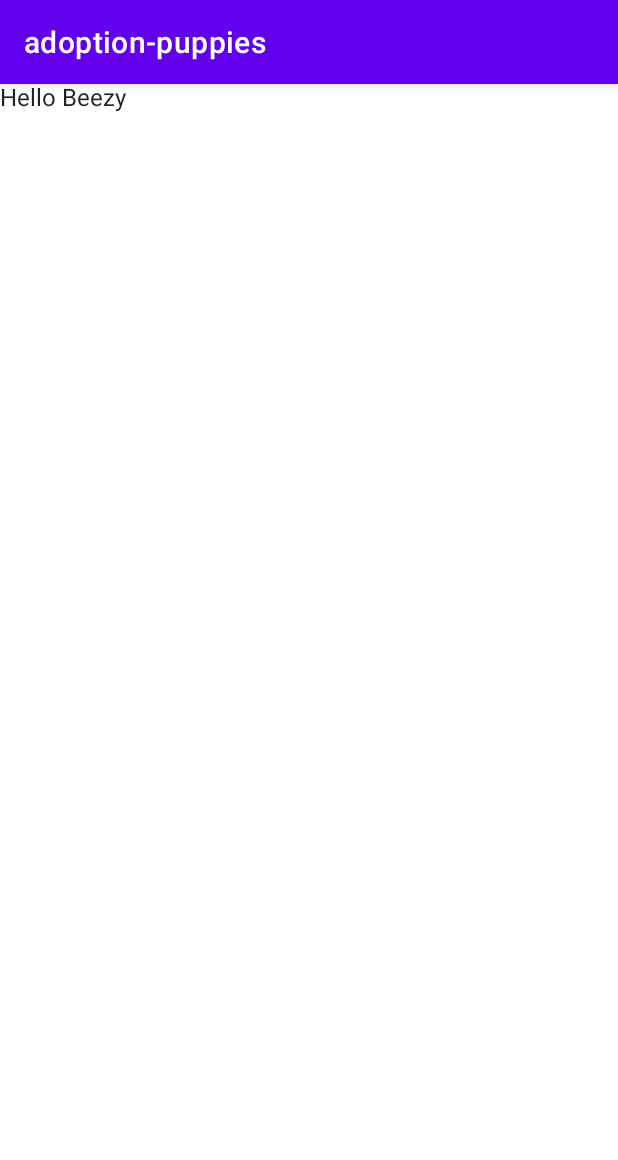
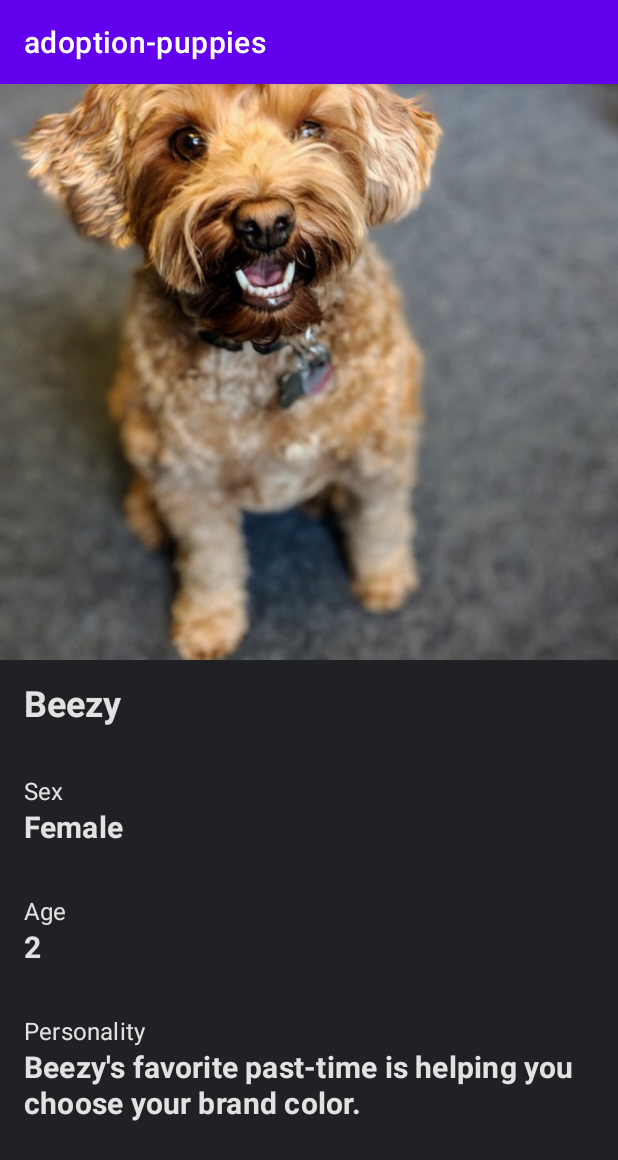
Before and after one commit to LeeYoonSam/compose-adoption-puppies, an Android app built with Jetpack Compose: the screen it shows after launch (ProfileActivity), after a tap on "Beezy", on a phone screen of 412 x 824 dp. Shown: the top 1160 px of the screen. Run offline under Robolectric (Android 15) with nearby library versions, the phone set to English and light mode, and no system bars.

Commit message:
Add Puppies detail views

```diff
--- a/app/src/main/java/com/ys/DataProvider.kt
+++ b/app/src/main/java/com/ys/DataProvider.kt
@@ -6,72 +6,96 @@ object DataProvider {
         Puppy(
             id = 1,
             title = "Monty",
+            sex = "Female",
+            age = 1,
             description = "Monty enjoys chicken treats and cuddling while watching Seinfeld.",
             puppyImageId = R.drawable.p1
         ),
         Puppy(
             id = 2,
             title = "Jubilee",
+            sex = "Female",
+            age = 3,
             description = "Jubilee enjoys thoughtful discussions by the campfire.",
             puppyImageId = R.drawable.p2
         ),
         Puppy(
             id = 3,
             title = "Beezy",
+            sex = "Female",
+            age = 2,
             description = "Beezy's favorite past-time is helping you choose your brand color.",
             puppyImageId = R.drawable.p3
         ),
         Puppy(
             id = 4,
             title = "Mochi",
+            sex = "Female",
+            age = 2,
             description = "Mochi is the perfect \"rubbery ducky\" debugging pup, always listening.",
             puppyImageId = R.drawable.p4
         ),
         Puppy(
             id = 5,
             title = "Brewery",
+            sex = "Female",
+            age = 5,
             description = "Brewery loves fetching you your favorite homebrew.",
             puppyImageId = R.drawable.p5
         ),
         Puppy(
             id = 6,
             title = "Lucy",
+            sex = "Male",
+            age = 2,
             description = "Picture yourself in a boat on a river, Lucy is a pup with kaleidoscope eyes.",
             puppyImageId = R.drawable.p6
         ),
         Puppy(
             id = 7,
             title = "Astro",
+            sex = "Male",
+            age = 7,
             description = "Is it a bird? A plane? No, it's Astro blasting off into your heart!",
             puppyImageId = R.drawable.p7
         ),
         Puppy(
             id = 8,
             title = "Boo",
+            sex = "Male",
+            age = 15,
             description = "Boo is just a teddy bear in disguise. What he lacks in grace, he makes up in charm.",
             puppyImageId = R.drawable.p8
         ),
         Puppy(
             id = 9,
             title = "Pippa",
+            sex = "Male",
+            age = 10,
             description = "Pippa likes to look out the window and write pup-poetry.",
             puppyImageId = R.drawable.p9
         ),
         Puppy(
             id = 10,
             title = "Coco",
+            sex = "Male",
+            age = 8,
             description = "Coco enjoys getting pampered at the local puppy spa.",
             puppyImageId = R.drawable.p10
         ),
         Puppy(
             id = 11,
             title = "Brody",
+            sex = "Male",
+            age = 2,
             description = "Brody is a good boy, waiting for your next command.",
             puppyImageId = R.drawable.p11
         ),
         Puppy(
             id = 12,
             title = "Stella",
+            sex = "Male",
+            age = 1,
             description = "Stella! Calm and always up for a challenge, she's the perfect companion.",
             puppyImageId = R.drawable.p12
         ),
--- a/app/src/main/java/com/ys/ProfileActivity.kt
+++ b/app/src/main/java/com/ys/ProfileActivity.kt
@@ -18,7 +18,7 @@ class ProfileActivity : AppCompatActivity() {
 
         setContent {
             AdoptionpuppiesTheme {
-                Text(text = "Hello ${puppy.title}")
+                ProfileScreen(puppy = puppy)
             }
         }
     }
--- /dev/null
+++ b/app/src/main/java/com/ys/ProfileScreen.kt
@@ -0,0 +1,108 @@
+package com.ys
+
+import androidx.compose.foundation.Image
+import androidx.compose.foundation.layout.*
+import androidx.compose.foundation.rememberScrollState
+import androidx.compose.foundation.verticalScroll
+import androidx.compose.material.MaterialTheme
+import androidx.compose.material.Surface
+import androidx.compose.material.Text
+import androidx.compose.runtime.Composable
+import androidx.compose.ui.Modifier
+import androidx.compose.ui.layout.ContentScale
+import androidx.compose.ui.res.painterResource
+import androidx.compose.ui.res.stringResource
+import androidx.compose.ui.text.font.FontWeight
+import androidx.compose.ui.unit.Dp
+import androidx.compose.ui.unit.dp
+
+@Composable
+fun ProfileScreen(puppy: Puppy) {
+    val scrollState = rememberScrollState()
+
+    Column(modifier = Modifier.fillMaxSize()) {
+        BoxWithConstraints {
+            Surface {
+                Column(
+                    modifier = Modifier
+                        .fillMaxSize()
+                        .verticalScroll(scrollState)
+                ) {
+                    ProfileHeader(
+                        puppy = puppy,
+                        containerHeight = this@BoxWithConstraints.maxHeight
+                    )
+
+                    ProfileContent(
+                        puppy = puppy,
+                        containerHeight = this@BoxWithConstraints.maxHeight
+                    )
+                }
+            }
+
+        }
+    }
+}
+
+@Composable
+private fun ProfileHeader(
+    puppy: Puppy,
+    containerHeight: Dp
+) {
+    Image(
+        modifier = Modifier
+            .heightIn(max = containerHeight / 2)
+            .fillMaxWidth(),
+        painter = painterResource(id = puppy.puppyImageId),
+        contentScale = ContentScale.Crop,
+        contentDescription = null
+    )
+}
+
+@Composable
+private fun Title(
+    puppy: Puppy
+) {
+    Column(modifier = Modifier.padding(16.dp)) {
+        Text(
+            text = puppy.title,
+            style = MaterialTheme.typography.h5,
+            fontWeight = FontWeight.Bold
+        )
+    }
+}
+
+@Composable
+private fun ProfileProperty(
+    property: String,
+    value: String
+) {
+    Column(modifier = Modifier.padding(16.dp)) {
+        Text(
+            text = property,
+            style = MaterialTheme.typography.subtitle1,
+        )
+
+        Text(
+            text = value,
+            style = MaterialTheme.typography.h6,
+            fontWeight = FontWeight.Bold
+        )
+    }
+}
+
+@Composable
+private fun ProfileContent(
+    puppy: Puppy,
+    containerHeight: Dp
+) {
+    Column {
+        Title(puppy = puppy)
+        ProfileProperty(stringResource(id = R.string.sex), puppy.sex)
+        ProfileProperty(stringResource(id = R.string.age), puppy.age.toString())
+        ProfileProperty(stringResource(id = R.string.personality), puppy.description)
+
+        Spacer(Modifier.height((containerHeight - 320.dp).coerceAtLeast(0.dp)))
+    }
+
+}
--- a/app/src/main/java/com/ys/Puppy.kt
+++ b/app/src/main/java/com/ys/Puppy.kt
@@ -5,6 +5,8 @@ import java.io.Serializable
 data class Puppy(
     val id: Int,
     val title: String,
+    val sex: String,
+    val age: Int,
     val description: String,
     val puppyImageId: Int = 0
 ) : Serializable
--- a/app/src/main/res/values/strings.xml
+++ b/app/src/main/res/values/strings.xml
@@ -1,3 +1,7 @@
 <resources>
     <string name="app_name">adoption-puppies</string>
+
+    <string name="personality">Personality</string>
+    <string name="sex">Sex</string>
+    <string name="age">Age</string>
 </resources>
--- a/build.gradle
+++ b/build.gradle
@@ -8,7 +8,7 @@ buildscript {
         mavenCentral()
     }
     dependencies {
-        classpath "com.android.tools.build:gradle:7.1.0-alpha01"
+        classpath 'com.android.tools.build:gradle:7.1.0-alpha08'
         classpath 'org.jetbrains.kotlin:kotlin-gradle-plugin:1.5.10'
 
         // NOTE: Do not place your application dependencies here; they belong
```
Also changed, not shown: gradle/wrapper/gradle-wrapper.properties, 1 other file.
